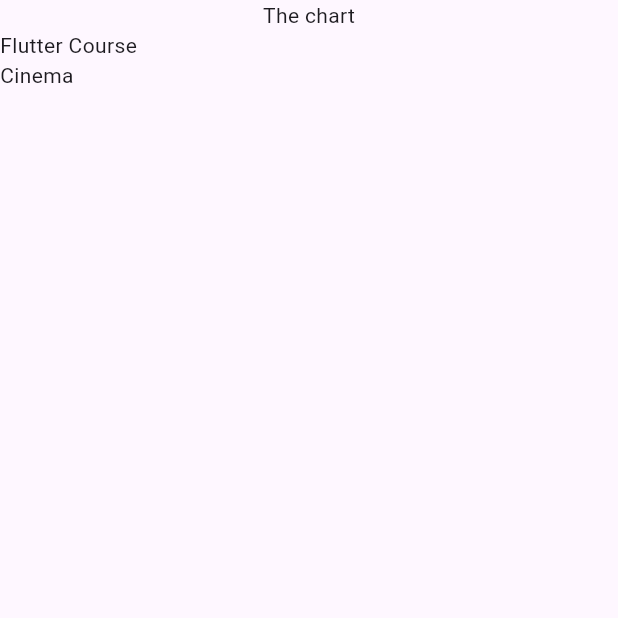
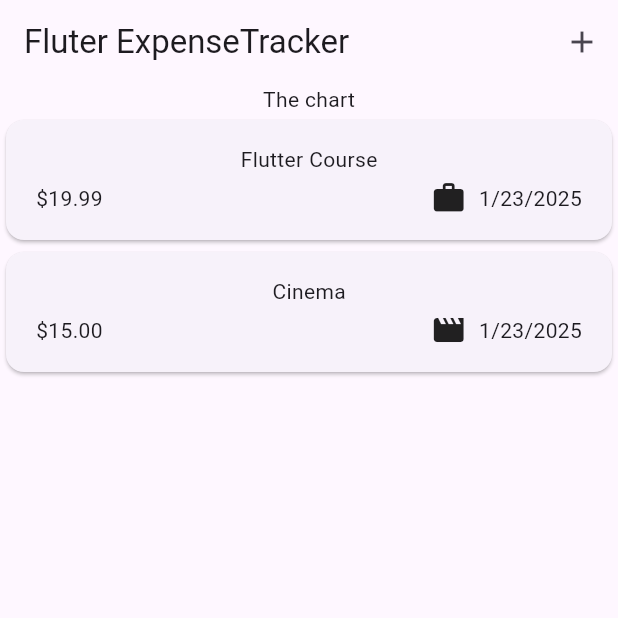
Before and after one commit to TheBestCodeByMe/expenses_app, a Flutter app: the screen it shows after launch, on a phone screen of 412 x 824 dp, the top half of it. Run offline on Flutter 3.47's test engine with Material 3 defaults, Android fonts, the phone set to English and light mode, and no system bars.

Commit message:
Доработки

```diff
--- a/lib/expenses.dart
+++ b/lib/expenses.dart
@@ -1,4 +1,4 @@
-import 'package:expenses_app/expenses_list.dart';
+import 'package:expenses_app/widgets/expenses_list/expenses_list.dart';
 import 'package:expenses_app/models/expense.dart';
 import 'package:flutter/material.dart';
 
@@ -30,6 +30,15 @@ class _ExpensesState extends State<Expenses> {
   @override
   Widget build(BuildContext context) {
     return Scaffold(
+      appBar: AppBar(
+        title: const Text('Fluter ExpenseTracker'),
+        actions: [
+          IconButton(
+            onPressed: () {},
+            icon: const Icon(Icons.add),
+          ),
+        ],
+      ),
       body: Column(
         children: [
           const Text('The chart'),
--- a/lib/main.dart
+++ b/lib/main.dart
@@ -3,7 +3,8 @@ import 'package:flutter/material.dart';
 import 'package:expenses_app/expenses.dart';
 
 void main() {
-  runApp(const MaterialApp(
-    home: Expenses(),
+  runApp(MaterialApp(
+    theme: ThemeData(useMaterial3: true),
+    home: const Expenses(),
   ));
 }
--- a/lib/models/expense.dart
+++ b/lib/models/expense.dart
@@ -1,16 +1,35 @@
+import 'package:flutter/material.dart';
 import 'package:uuid/uuid.dart';
+import 'package:intl/intl.dart';
+
+final formatter = DateFormat.yMd();
 
 const uuid = Uuid();
+
+enum Category { food, travel, leisure, work }
+
+const categoryIcons = {
+  Category.food: Icons.lunch_dining,
+  Category.travel: Icons.flight_takeoff,
+  Category.leisure: Icons.movie,
+  Category.work: Icons.work,
+};
 
 class Expense {
   Expense({
     required this.title,
     required this.amount,
     required this.date,
+    required this.category,
   }) : id = uuid.v4();
 
   final String id;
   final String title;
   final double amount;
   final DateTime date;
+  final Category category;
+
+  String get formattedDate {
+    return formatter.format(date);
+  }
 }
--- /dev/null
+++ b/lib/widgets/expenses_list/expense_item.dart
@@ -0,0 +1,37 @@
+import 'package:expenses_app/models/expense.dart';
+import 'package:flutter/material.dart';
+
+class ExpenseItem extends StatelessWidget {
+  const ExpenseItem(this.expense, {super.key});
+
+  final Expense expense;
+
+  @override
+  Widget build(BuildContext context) {
+    return Card(
+        child: Padding(
+            padding: const EdgeInsets.symmetric(
+              horizontal: 20,
+              vertical: 16,
+            ),
+            child: Column(
+              children: [
+                Text(expense.title),
+                const SizedBox(height: 4),
+                Row(
+                  children: [
+                    Text('\$${expense.amount.toStringAsFixed(2)}'),
+                    const Spacer(),
+                    Row(
+                      children: [
+                        Icon(categoryIcons[expense.category]),
+                        const SizedBox(width: 8),
+                        Text(expense.formattedDate),
+                      ],
+                    ),
+                  ],
+                ),
+              ],
+            )));
+  }
+}
--- a/lib/expenses_list.dart
+++ b/lib/widgets/expenses_list/expenses_list.dart
@@ -1,4 +1,5 @@
 import 'package:expenses_app/models/expense.dart';
+import 'package:expenses_app/widgets/expenses_list/expense_item.dart';
 import 'package:flutter/material.dart';
 
 class ExpensesList extends StatelessWidget {
@@ -13,7 +14,7 @@ class ExpensesList extends StatelessWidget {
   Widget build(BuildContext context) {
     return ListView.builder(
       itemCount: expenses.length,
-      itemBuilder: (ctx, index) => Text(expenses[index].title),
+      itemBuilder: (ctx, index) => ExpenseItem(expenses[index]),
     );
   }
 }
--- a/pubspec.yaml
+++ b/pubspec.yaml
@@ -36,6 +36,7 @@ dependencies:
   # Use with the CupertinoIcons class for iOS style icons.
   cupertino_icons: ^1.0.8
   uuid: ^4.5.1
+  intl: ^0.20.1
 
 dev_dependencies:
   flutter_test:
```
Also changed, not shown: pubspec.lock.
